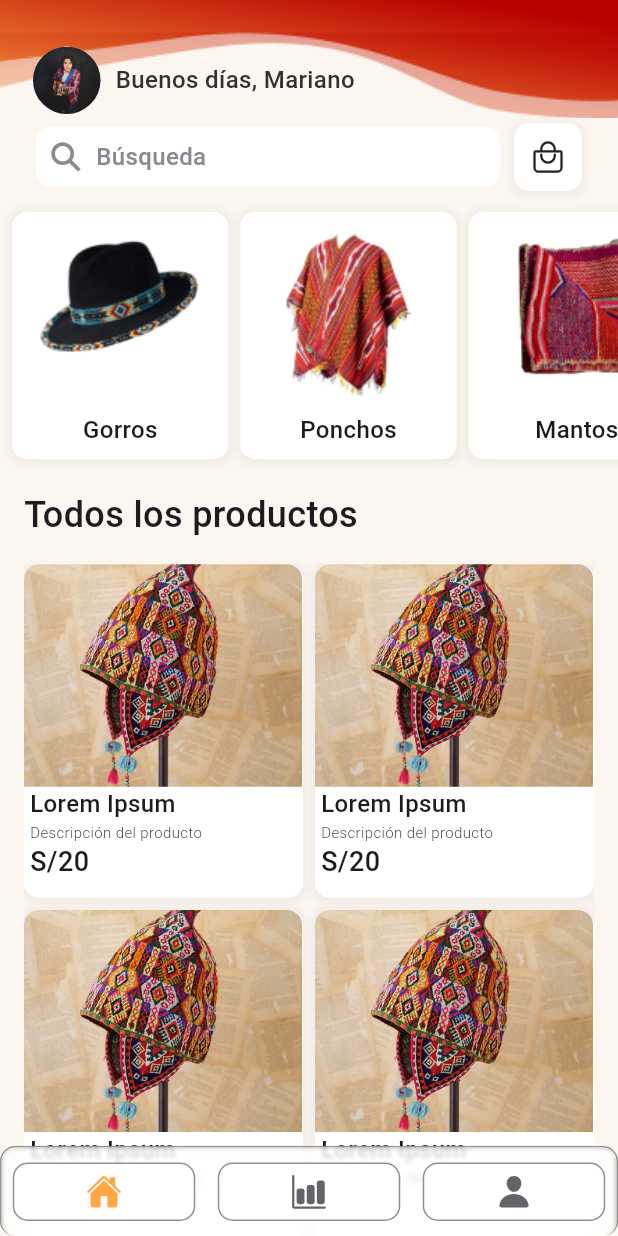
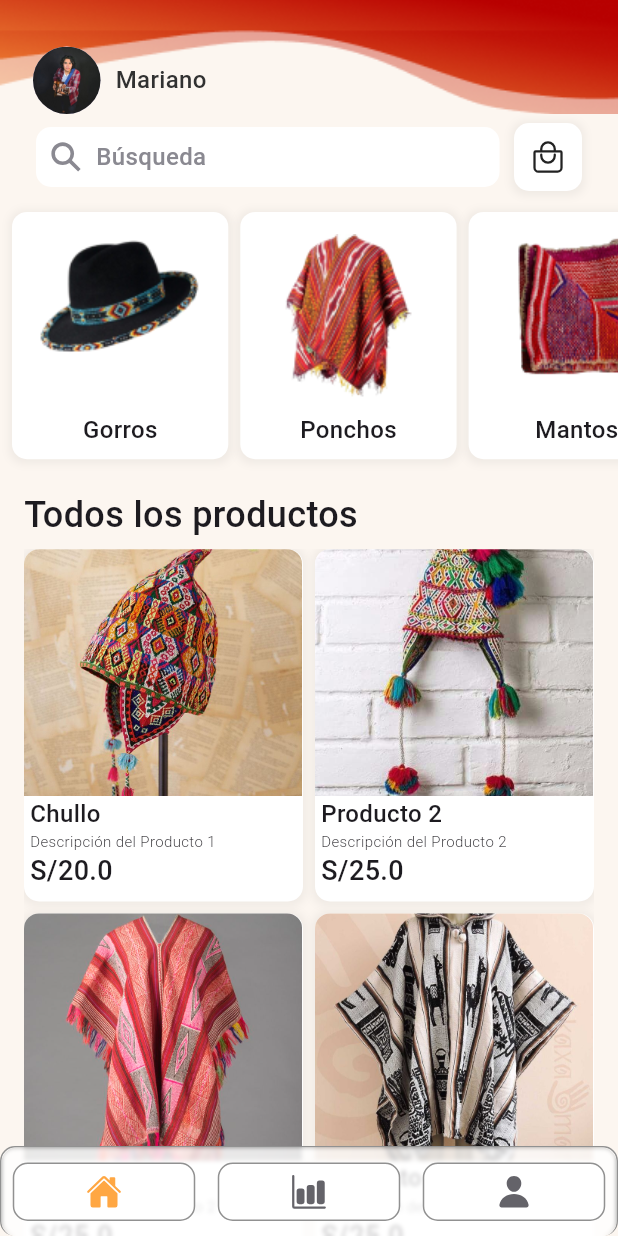
Before and after one commit to Esclender/wayllu-project, a Flutter app: the screen it shows after launch, on a phone screen of 412 x 824 dp. Run offline on Flutter 3.47's test engine with Material 3 defaults, Android fonts, the phone set to English and light mode, and no system bars; drawn by our look-alikes of auto_size_text; our stand-ins replace flutter_hooks, hexcolor, ionicons; Roboto replaces fonts that are missing (Gotham).

Commit message:
se hace modelo de productos, se coloca el appbar y el contenido en sliver, falta acomodar espacio entre todos los productos y las carts, que la busqueda sea un container donde se pueda escribir y logica de añadir al carrito

```diff
--- /dev/null
+++ b/lib/src/domain/models/models_products.dart
@@ -0,0 +1,67 @@
+import 'package:flutter/material.dart';
+
+class Producto {
+  final String imagen;
+  final String name;
+  final String description;
+  final double price;
+
+  Producto({
+    required this.imagen,
+    required this.name,
+    required this.description,
+    required this.price,
+  });
+}
+
+  final List<Producto> productos = [
+    Producto(
+      imagen: 'assets/images/product/chullo.jpg',
+      name: 'Chullo',
+      description: 'Descripción del Producto 1',
+      price: 20.0,
+    ),
+    Producto(
+      imagen: 'assets/images/product/gorro-multicolor2.jpg',
+      name: 'Producto 2',
+      description: 'Descripción del Producto 2',
+      price: 25.0,
+    ),
+    Producto(
+      imagen: 'assets/images/product/Poncho-rojo.jpg',
+      name: 'Producto 3',
+      description: 'Descripción del Producto 2',
+      price: 25.0,
+    ),
+    Producto(
+      imagen: 'assets/images/product/poncho-w&b.jpg',
+      name: 'Producto 4',
+      description: 'Descripción del Producto 2',
+      price: 25.0,
+    ),
+    Producto(
+      imagen: 'assets/images/product/chullo.jpg',
+      name: 'Chullo',
+      description: 'Descripción del Producto 1',
+      price: 20.0,
+    ),
+    Producto(
+      imagen: 'assets/images/product/gorro-multicolor2.jpg',
+      name: 'Producto 2',
+      description: 'Descripción del Producto 2',
+      price: 25.0,
+    ),
+    Producto(
+      imagen: 'assets/images/product/Poncho-rojo.jpg',
+      name: 'Producto 3',
+      description: 'Descripción del Producto 2',
+      price: 25.0,
+    ),
+    Producto(
+      imagen: 'assets/images/product/poncho-w&b.jpg',
+      name: 'Producto 4',
+      description: 'Descripción del Producto 2',
+      price: 25.0,
+    ),
+    // Agrega más productos según sea necesario
+  ];
--- a/lib/src/presentation/views/home_screen.dart
+++ b/lib/src/presentation/views/home_screen.dart
@@ -1,9 +1,11 @@
 import 'package:auto_size_text/auto_size_text.dart';
 import 'package:flutter/cupertino.dart';
 import 'package:flutter/material.dart';
+import 'package:flutter/rendering.dart';
 import 'package:flutter/widgets.dart';
 import 'package:flutter_hooks/flutter_hooks.dart';
 import 'package:ionicons/ionicons.dart';
+import 'package:wayllu_project/src/domain/models/models_products.dart';
 import 'package:wayllu_project/src/presentation/widgets/bottom_navbar.dart';
 import 'package:wayllu_project/src/utils/constants/colors.dart';
 
@@ -18,7 +20,7 @@ class HomeScreen extends HookWidget {
     String greeting = getGreeting(hour);
     return Scaffold(
       backgroundColor: bgPrimary,
-      appBar: AppBar(
+      /* appBar: AppBar(
         automaticallyImplyLeading: false,
         backgroundColor: Colors.transparent,
         bottom: PreferredSize(
@@ -30,7 +32,7 @@ class HomeScreen extends HookWidget {
               children: [
                 Container(
                   alignment: Alignment.centerLeft,
-                  child: SizedBox(
+                  child: const SizedBox(
                     width: 45,
                     height: 45,
                     child: CircleAvatar(
@@ -68,10 +70,66 @@ class HomeScreen extends HookWidget {
             topVector(context),
           ],
         ),
+      ),*/
+      body: CustomScrollView(
+        slivers: [
+          SliverAppBar(
+            expandedHeight: 68.0, // Altura expandida del SliverAppBar
+            floating:
+                true, // La barra de herramientas no se "desvanece" hacia arriba
+            pinned:
+                false,
+            backgroundColor: Colors.transparent,// La barra de herramientas se "ancla" en la parte superior
+            flexibleSpace: FlexibleSpaceBar(
+
+              background: topVector(context),
             ),
-      body: SingleChildScrollView(
+            bottom: PreferredSize(
+              preferredSize: Size.fromHeight(20),
+              child: Container(
+                margin: EdgeInsets.symmetric(horizontal: 22),
+                child: Row(
+                  mainAxisAlignment: MainAxisAlignment.start,
+                  children: [
+                    Container(
+                      alignment: Alignment.centerLeft,
+                      child: const SizedBox(
+                        width: 45,
+                        height: 45,
+                        child: CircleAvatar(
+                          backgroundImage:
+                              AssetImage("assets/images/admin2.jpg"),
+                        ),
+                      ),
+                    ),
+                    Container(
+                      margin: EdgeInsets.symmetric(horizontal: 10),
                       child: Column(
+                        crossAxisAlignment: CrossAxisAlignment.start,
                         children: [
+                          AutoSizeText(
+                            "Mariano", // Cambiado a un nombre fijo para simplificar
+                            style: const TextStyle(
+                              fontFamily: 'Gotham',
+                              fontSize: 16,
+                              fontWeight: FontWeight.w500,
+                              height: 1,
+                              color: Color(0xff313131),
+                            ),
+                            maxLines: 1,
+                            overflow: TextOverflow.ellipsis,
+                          ),
+                        ],
+                      ),
+                    ),
+                  ],
+                ),
+              ),
+            ),
+          ),
+          SliverList(
+            delegate: SliverChildListDelegate(
+              [
                 Container(
                   margin: EdgeInsets.symmetric(horizontal: 24, vertical: 6),
                   child: Row(
@@ -82,7 +140,7 @@ class HomeScreen extends HookWidget {
                 SingleChildScrollView(
                   scrollDirection: Axis.horizontal,
                   child: Padding(
-                padding: EdgeInsets.only(left: 4),
+                    padding: const EdgeInsets.only(left: 4),
                     child: Row(
                       mainAxisAlignment: MainAxisAlignment.spaceBetween,
                       children: [
@@ -112,8 +170,8 @@ class HomeScreen extends HookWidget {
                   height: 6,
                 ),
                 Container(
-              padding: EdgeInsets.symmetric(vertical: 6, horizontal: 16),
-              //margin: EdgeInsets.symmetric(horizontal: 16),
+                  padding:
+                      const EdgeInsets.symmetric(vertical: 6, horizontal: 16),
                   alignment: Alignment.centerLeft,
                   child: Text(
                     "Todos los productos",
@@ -123,17 +181,17 @@ class HomeScreen extends HookWidget {
                         fontWeight: FontWeight.w500),
                   ),
                 ),
-            SizedBox(
+              /*  SizedBox(
                   height: 10,
-            ),
+                ),*/
                 Container(
                   margin: EdgeInsets.symmetric(horizontal: 16),
                   width: MediaQuery.of(context).size.width,
                   height: MediaQuery.of(context).size.height,
                   child: ListView.builder(
-            itemCount: 10,
+                    itemCount: productos.length,
                     itemBuilder: (context, index) {
-        String image = "assets/images/product/chullo.jpg";
+                      final producto = productos[index];
 
                       return index.isEven
                           ? Column(
@@ -141,20 +199,20 @@ class HomeScreen extends HookWidget {
                                 Row(
                                   children: [
                                     Expanded(
-                        child: productsHome(context, image),
+                                      child: productsHome(context, producto),
                                     ),
-                      SizedBox(
+                                    const SizedBox(
                                       width: 8.0,
                                     ),
                                     Expanded(
-                        child: index + 1 < 10
+                                      child: index + 1 < productos.length
                                           ? productsHome(
-                                context, "assets/images/product/chullo.jpg")
+                                              context, productos[index + 1])
                                           : Container(),
                                     ),
                                   ],
                                 ),
-                  SizedBox(
+                                const SizedBox(
                                   height: 8.0,
                                 ),
                               ],
@@ -162,20 +220,22 @@ class HomeScreen extends HookWidget {
                           : Container();
                     },
                   ),
-        )
+                ),
+              ],
+            ),
+          ),
 
         ],
-        ),
       ),
       floatingActionButtonLocation: FloatingActionButtonLocation.centerDocked,
       floatingActionButton: BottomNavBar(),
     );
   }
 
-  Container productsHome(BuildContext context, String image) {
+  Container productsHome(BuildContext context, Producto producto) {
     return Container(
       width: MediaQuery.of(context).size.width * 0.45,
-      height: MediaQuery.of(context).size.height * 0.27,
+      height: MediaQuery.of(context).size.height * 0.285,
       decoration: BoxDecoration(
         color: bottomNavBar,
         boxShadow: [
@@ -195,37 +255,37 @@ class HomeScreen extends HookWidget {
         children: [
           Container(
             width: MediaQuery.of(context).size.width * 0.45,
-            height: MediaQuery.of(context).size.height * 0.18,
-            decoration: const BoxDecoration(
+            height: MediaQuery.of(context).size.height * 0.2,
+            decoration: BoxDecoration(
                 borderRadius: BorderRadius.only(
                     topLeft: Radius.circular(10),
                     topRight: Radius.circular(10)),
                 image: DecorationImage(
-                  image: AssetImage('assets/images/product/chullo.jpg'),
+                  image: AssetImage(producto.imagen),
                   fit: BoxFit.cover,
                 )),
           ),
           Container(
             margin: const EdgeInsets.symmetric(horizontal: 4),
-            child: const Column(
+            child: Column(
               crossAxisAlignment: CrossAxisAlignment.start,
               children: [
                 Text(
-                  "Lorem Ipsum",
-                  style: TextStyle(
-                      fontFamily: "Gotham",
+                  producto.name,
+                  style: const TextStyle(
+                      fontFamily: 'Gotham',
                       fontSize: 16,
                       fontWeight: FontWeight.w500),
                 ),
                 Text(
-                  "Descripción del producto",
+                  producto.description,
                   style: TextStyle(
                       fontFamily: "Gotham",
                       fontSize: 10,
                       fontWeight: FontWeight.w300),
                 ),
                 Text(
-                  'S/20',
+                  'S/' + producto.price.toString(),
                   style: TextStyle(
                       fontFamily: "Gotham",
                       fontSize: 18,
@@ -361,7 +421,4 @@ class HomeScreen extends HookWidget {
       return 'Buenas noches, ';
     }
   }
-
-  @override
-  Size get preferredSize => const Size.fromHeight(68.0);
 }
```
Lines whose indentation alone changed are shown as unchanged.
